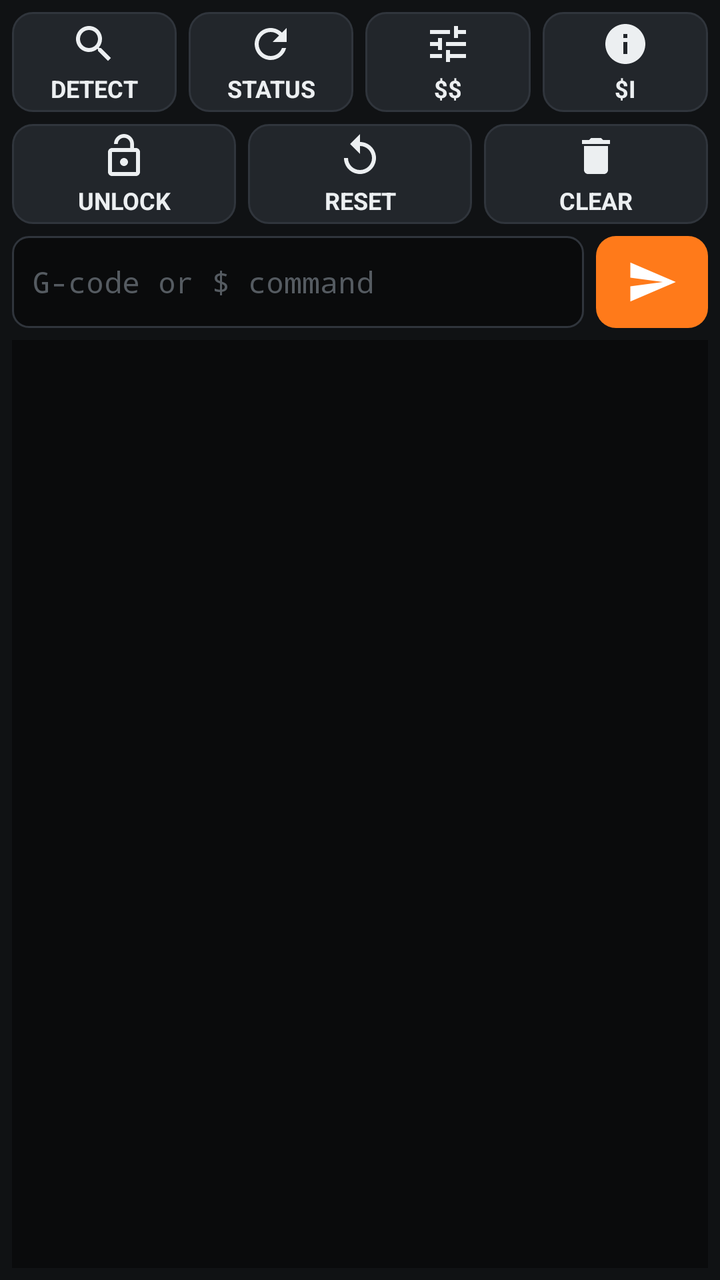
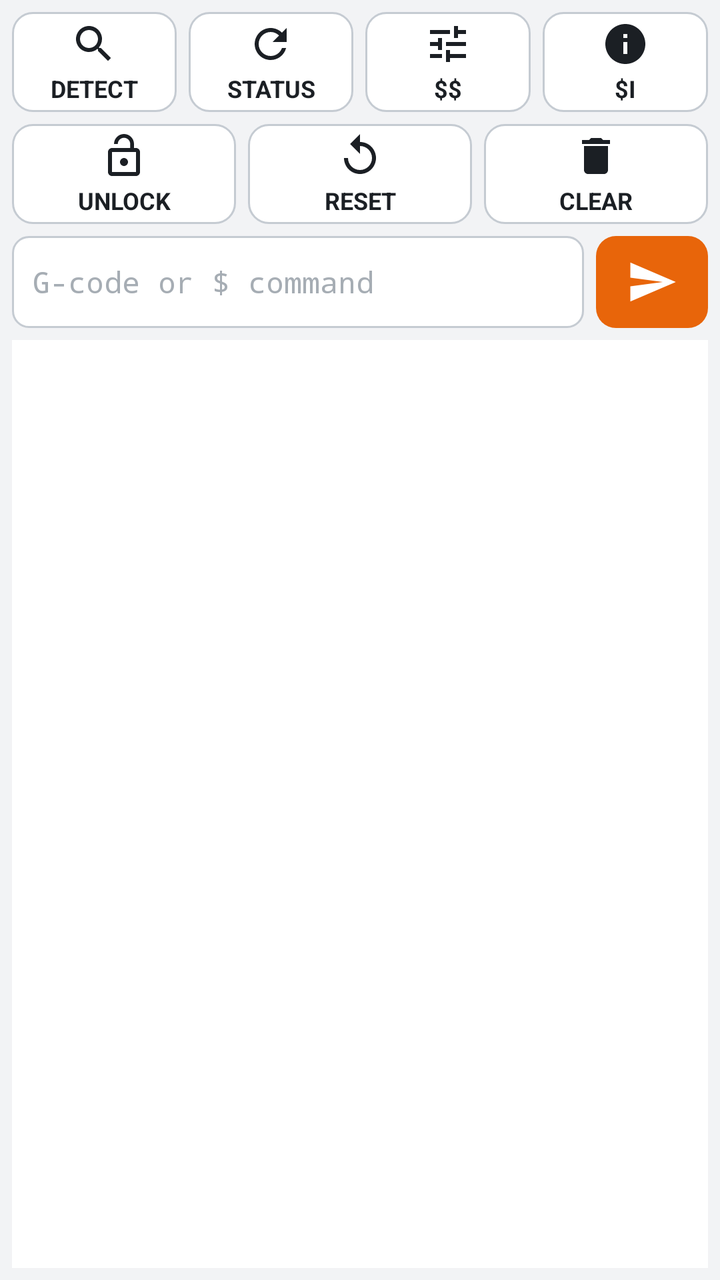

Two renders of the same Android screen: before a commit and after it. Below are the layout's source before the change and the commit's diff.
<!-- AndroidManifest.xml: application theme Theme.LaserDroid -->
<!-- res/layout/view_console_panel.xml -->
<?xml version="1.0" encoding="utf-8"?>
<LinearLayout
    xmlns:android="http://schemas.android.com/apk/res/android"
    android:layout_width="match_parent"
    android:layout_height="match_parent"
    android:orientation="vertical"
    android:padding="3dp">

    <LinearLayout
        android:layout_width="match_parent"
        android:layout_height="56dp"
        android:orientation="horizontal">

        <TextView
            android:id="@+id/buttonDetectUsb"
            style="@style/LdButton"
            android:layout_width="0dp"
            android:layout_height="match_parent"
            android:layout_weight="1"
            android:drawableTop="@drawable/ic_search"
            android:text="DETECT" />
        <TextView
            android:id="@+id/buttonStatus"
            style="@style/LdButton"
            android:layout_width="0dp"
            android:layout_height="match_parent"
            android:layout_weight="1"
            android:drawableTop="@drawable/ic_refresh"
            android:text="STATUS" />
        <TextView
            android:id="@+id/buttonSettings"
            style="@style/LdButton"
            android:layout_width="0dp"
            android:layout_height="match_parent"
            android:layout_weight="1"
            android:drawableTop="@drawable/ic_tune"
            android:text="$$" />
        <TextView
            android:id="@+id/buttonBuildInfo"
            style="@style/LdButton"
            android:layout_width="0dp"
            android:layout_height="match_parent"
            android:layout_weight="1"
            android:drawableTop="@drawable/ic_info"
            android:text="$I" />

    </LinearLayout>

    <LinearLayout
        android:layout_width="match_parent"
        android:layout_height="56dp"
        android:orientation="horizontal">

        <TextView
            android:id="@+id/buttonUnlock"
            style="@style/LdButton"
            android:layout_width="0dp"
            android:layout_height="match_parent"
            android:layout_weight="1"
            android:drawableTop="@drawable/ic_lock_open"
            android:text="UNLOCK" />
        <TextView
            android:id="@+id/buttonReset"
            style="@style/LdButton"
            android:layout_width="0dp"
            android:layout_height="match_parent"
            android:layout_weight="1"
            android:drawableTop="@drawable/ic_replay"
            android:text="RESET" />
        <TextView
            android:id="@+id/buttonClearLog"
            style="@style/LdButton"
            android:layout_width="0dp"
            android:layout_height="match_parent"
            android:layout_weight="1"
            android:drawableTop="@drawable/ic_delete"
            android:text="CLEAR" />

    </LinearLayout>

    <LinearLayout
        android:layout_width="match_parent"
        android:layout_height="52dp"
        android:gravity="center_vertical"
        android:orientation="horizontal">

        <EditText
            android:id="@+id/editCommand"
            android:layout_width="0dp"
            android:layout_height="46dp"
            android:layout_margin="3dp"
            android:layout_weight="1"
            android:background="@drawable/bg_input"
            android:hint="G-code or $ command"
            android:imeOptions="actionSend|flagNoExtractUi"
            android:inputType="textCapCharacters|textNoSuggestions"
            android:maxLines="1"
            android:paddingStart="10dp"
            android:paddingEnd="10dp"
            android:textColor="@color/ld_text"
            android:textColorHint="@color/ld_text_disabled"
            android:textSize="15sp"
            android:typeface="monospace" />

        <ImageView
            android:id="@+id/buttonSendCommand"
            android:layout_width="56dp"
            android:layout_height="46dp"
            android:layout_margin="3dp"
            android:background="@drawable/bg_button_primary"
            android:clickable="true"
            android:contentDescription="Send"
            android:focusable="true"
            android:padding="10dp"
            android:src="@drawable/ic_send" />

    </LinearLayout>

    <ScrollView
        android:id="@+id/logScrollView"
        android:layout_width="match_parent"
        android:layout_height="0dp"
        android:layout_margin="3dp"
        android:layout_weight="1"
        android:background="@color/ld_log_background"
        android:fillViewport="true"
        android:scrollbars="vertical">

        <TextView
            android:id="@+id/textLog"
            android:layout_width="match_parent"
            android:layout_height="wrap_content"
            android:bufferType="editable"
            android:padding="6dp"
            android:textColor="#FFD0D6DB"
            android:textIsSelectable="true"
            android:textSize="11sp"
            android:typeface="monospace" />

    </ScrollView>

</LinearLayout>
<!-- resources referenced by this layout -->
<resources>
  <color name="ld_log_background">#FF0A0B0C</color>
  <color name="ld_text">#FFECEFF1</color>
  <color name="ld_text_disabled">#FF555B61</color>
  <!-- drawable bg_input (drawable) -->
  <?xml version="1.0" encoding="utf-8"?>
  <shape xmlns:android="http://schemas.android.com/apk/res/android"
      android:shape="rectangle">
      <corners android:radius="8dp" />
      <solid android:color="@color/ld_log_background" />
      <stroke android:width="1dp" android:color="@color/ld_border" />
  </shape>
  <!-- drawable ic_delete (drawable) -->
  <?xml version="1.0" encoding="utf-8"?>
  <vector xmlns:android="http://schemas.android.com/apk/res/android"
      android:width="24dp"
      android:height="24dp"
      android:viewportWidth="24"
      android:viewportHeight="24">
  
      <path
          android:fillColor="#FFFFFFFF"
          android:pathData="M6,19c0,1.1 0.9,2 2,2h8c1.1,0 2,-0.9 2,-2V7H6v12zM19,4h-3.5l-1,-1h-5l-1,1H5v2h14V4z" />
  
  </vector>
  <!-- drawable ic_info (drawable) -->
  <?xml version="1.0" encoding="utf-8"?>
  <vector xmlns:android="http://schemas.android.com/apk/res/android"
      android:width="24dp"
      android:height="24dp"
      android:viewportWidth="24"
      android:viewportHeight="24">
  
      <path
          android:fillColor="#FFFFFFFF"
          android:pathData="M12,2C6.48,2 2,6.48 2,12s4.48,10 10,10 10,-4.48 10,-10S17.52,2 12,2zM13,17h-2v-6h2v6zM13,9h-2V7h2v2z" />
  
  </vector>
  <!-- drawable ic_replay (drawable) -->
  <?xml version="1.0" encoding="utf-8"?>
  <vector xmlns:android="http://schemas.android.com/apk/res/android"
      android:width="24dp"
      android:height="24dp"
      android:viewportWidth="24"
      android:viewportHeight="24">
  
      <path
          android:fillColor="#FFFFFFFF"
          android:pathData="M12,5V1L7,6l5,5V7c3.31,0 6,2.69 6,6s-2.69,6 -6,6 -6,-2.69 -6,-6H4c0,4.42 3.58,8 8,8s8,-3.58 8,-8 -3.58,-8 -8,-8z" />
  
  </vector>
  <!-- drawable ic_send (drawable) -->
  <?xml version="1.0" encoding="utf-8"?>
  <vector xmlns:android="http://schemas.android.com/apk/res/android"
      android:width="24dp"
      android:height="24dp"
      android:viewportWidth="24"
      android:viewportHeight="24">
  
      <path
          android:fillColor="#FFFFFFFF"
          android:pathData="M2.01,21L23,12 2.01,3 2,10l15,2 -15,2z" />
  
  </vector>
  <!-- drawable ic_tune (drawable) -->
  <?xml version="1.0" encoding="utf-8"?>
  <vector xmlns:android="http://schemas.android.com/apk/res/android"
      android:width="24dp"
      android:height="24dp"
      android:viewportWidth="24"
      android:viewportHeight="24">
  
      <path
          android:fillColor="#FFFFFFFF"
          android:pathData="M3,17v2h6v-2H3zM3,5v2h10V5H3zM13,21v-2h8v-2h-8v-2h-2v6h2zM7,9v2H3v2h4v2h2V9H7zM21,13v-2H11v2h10zM15,9h2V7h4V5h-4V3h-2v6z" />
  
  </vector>
  <style name="Theme.LaserDroid" parent="Base.Theme.LaserDroid" />
  <color name="ld_surface_disabled">#FF181B1E</color>
  <color name="ld_accent_pressed">#FFC65A0A</color>
  <color name="ld_accent">#FFFF7A1A</color>
  <color name="ld_border">#FF30353C</color>
  <style name="Base.Theme.LaserDroid" parent="Theme.Material3.Dark.NoActionBar">
          <item name="colorPrimary">@color/ld_accent</item>
          <item name="colorAccent">@color/ld_accent</item>
          <item name="android:windowBackground">@color/ld_background</item>
          <item name="android:statusBarColor">@color/ld_bar</item>
          <item name="android:navigationBarColor">@color/ld_bar</item>
          <item name="android:textColorPrimary">@color/ld_text</item>
          <item name="android:textColorSecondary">@color/ld_text_secondary</item>
      </style>
  <color name="ld_surface_pressed">#FF333941</color>
  <color name="ld_surface">#FF22262B</color>
  <color name="ld_background">#FF101214</color>
  <color name="ld_bar">#FF16191D</color>
  <color name="ld_text_secondary">#FF9AA4AE</color>
  <!-- unchanged entries left out for length: 6 -->
</resources>

<!-- the commit's change to res/layout/view_console_panel.xml (unified diff, before → after) -->
@@ -132,7 +132,7 @@
             android:layout_height="wrap_content"
             android:bufferType="editable"
             android:padding="6dp"
-            android:textColor="#FFD0D6DB"
+            android:textColor="@color/ld_log_text"
             android:textIsSelectable="true"
             android:textSize="11sp"
             android:typeface="monospace" />
<!-- resource entries referenced after the edit -->
@@ -1,8 +1,9 @@
 <!-- resources referenced by this layout -->
 <resources>
-  <color name="ld_log_background">#FF0A0B0C</color>
-  <color name="ld_text">#FFECEFF1</color>
-  <color name="ld_text_disabled">#FF555B61</color>
+  <color name="ld_log_background">#FFFFFFFF</color>
+  <color name="ld_log_text">#FF263238</color>
+  <color name="ld_text">#FF1B1F24</color>
+  <color name="ld_text_disabled">#FFA6ADB4</color>
   <!-- drawable bg_input (drawable) -->
   <?xml version="1.0" encoding="utf-8"?>
   <shape xmlns:android="http://schemas.android.com/apk/res/android"
@@ -77,11 +78,11 @@
   
   </vector>
   <style name="Theme.LaserDroid" parent="Base.Theme.LaserDroid" />
-  <color name="ld_surface_disabled">#FF181B1E</color>
-  <color name="ld_accent_pressed">#FFC65A0A</color>
-  <color name="ld_accent">#FFFF7A1A</color>
-  <color name="ld_border">#FF30353C</color>
-  <style name="Base.Theme.LaserDroid" parent="Theme.Material3.Dark.NoActionBar">
+  <color name="ld_surface_disabled">#FFE9EBEE</color>
+  <color name="ld_accent_pressed">#FFB04A04</color>
+  <color name="ld_accent">#FFE8650A</color>
+  <color name="ld_border">#FFC5CBD2</color>
+  <style name="Base.Theme.LaserDroid" parent="Theme.Material3.DayNight.NoActionBar">
           <item name="colorPrimary">@color/ld_accent</item>
           <item name="colorAccent">@color/ld_accent</item>
           <item name="android:windowBackground">@color/ld_background</item>
@@ -90,11 +91,11 @@
           <item name="android:textColorPrimary">@color/ld_text</item>
           <item name="android:textColorSecondary">@color/ld_text_secondary</item>
       </style>
-  <color name="ld_surface_pressed">#FF333941</color>
-  <color name="ld_surface">#FF22262B</color>
-  <color name="ld_background">#FF101214</color>
-  <color name="ld_bar">#FF16191D</color>
-  <color name="ld_text_secondary">#FF9AA4AE</color>
+  <color name="ld_surface_pressed">#FFE1E5EA</color>
+  <color name="ld_surface">#FFFFFFFF</color>
+  <color name="ld_background">#FFF2F3F5</color>
+  <color name="ld_bar">#FFFFFFFF</color>
+  <color name="ld_text_secondary">#FF5B6670</color>
   <!-- unchanged entries left out for length: 6 -->
 </resources>
 
